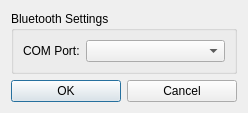
This is unreal/branches/robots-newAge/qrgui/dialogs/robotSettingsDialog.ui in qreal/qreal as Qt 5 draws it before an edit. The edited form follows.
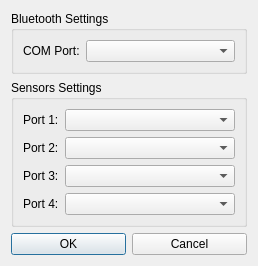
This is the edited form.

Commit message: Support for sensors configuration.

The edit to the form file:
```diff
--- a/unreal/branches/robots-newAge/qrgui/dialogs/robotSettingsDialog.ui
+++ b/unreal/branches/robots-newAge/qrgui/dialogs/robotSettingsDialog.ui
@@ -6,15 +6,15 @@
    <rect>
     <x>0</x>
     <y>0</y>
-    <width>248</width>
-    <height>107</height>
+    <width>258</width>
+    <height>261</height>
    </rect>
   </property>
   <property name="windowTitle">
    <string>Dialog</string>
   </property>
   <layout class="QGridLayout" name="gridLayout">
-   <item row="1" column="0">
+   <item row="2" column="0">
     <widget class="QPushButton" name="okButton">
      <property name="text">
       <string>OK</string>
@@ -27,7 +27,7 @@
      </property>
     </widget>
    </item>
-   <item row="1" column="1">
+   <item row="2" column="1">
     <widget class="QPushButton" name="cancelButton">
      <property name="text">
       <string>Cancel</string>
@@ -59,6 +59,55 @@
      </layout>
     </widget>
    </item>
+   <item row="1" column="0" colspan="2">
+    <widget class="QGroupBox" name="sensorsSettingsGroupBox">
+     <property name="title">
+      <string>Sensors Settings</string>
+     </property>
+     <layout class="QFormLayout" name="formLayout_2">
+      <item row="0" column="0">
+       <widget class="QLabel" name="port1Label">
+        <property name="text">
+         <string>Port 1:</string>
+        </property>
+       </widget>
+      </item>
+      <item row="0" column="1">
+       <widget class="QComboBox" name="port1ComboBox"/>
+      </item>
+      <item row="1" column="0">
+       <widget class="QLabel" name="port2Label">
+        <property name="text">
+         <string>Port 2:</string>
+        </property>
+       </widget>
+      </item>
+      <item row="1" column="1">
+       <widget class="QComboBox" name="port2ComboBox"/>
+      </item>
+      <item row="2" column="0">
+       <widget class="QLabel" name="port3Label">
+        <property name="text">
+         <string>Port 3:</string>
+        </property>
+       </widget>
+      </item>
+      <item row="2" column="1">
+       <widget class="QComboBox" name="port3ComboBox"/>
+      </item>
+      <item row="3" column="0">
+       <widget class="QLabel" name="port4Label">
+        <property name="text">
+         <string>Port 4:</string>
+        </property>
+       </widget>
+      </item>
+      <item row="3" column="1">
+       <widget class="QComboBox" name="port4ComboBox"/>
+      </item>
+     </layout>
+    </widget>
+   </item>
   </layout>
  </widget>
  <resources/>
```
The commit also changes 16 other files.
